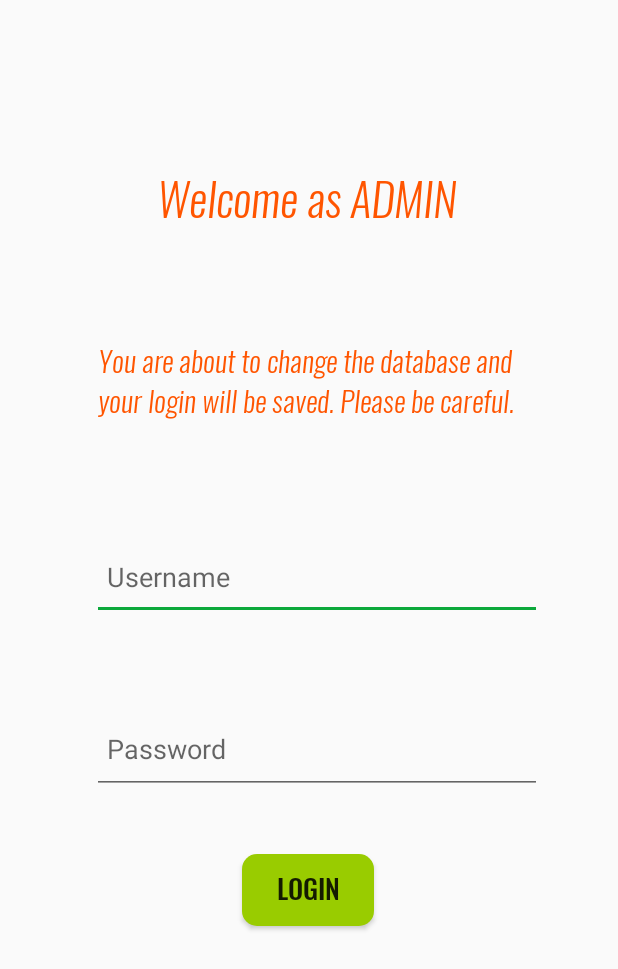
After one commit to AadiCool/AdverseDrugReaction, an Android app: the LoginActivity screen opened directly, with no data from a screen before it, on a phone screen of 412 x 824 dp. The commit adds this screen. Shown: the top 969 px of the screen. Run offline under Robolectric (Android 15) with nearby library versions, the phone set to English and light mode, and no system bars; our stand-ins replace Firebase (no records; nobody signed in at launch, a user with empty details on screens opened directly).

Commit message:
Login done

```diff
--- a/app/src/main/AndroidManifest.xml
+++ b/app/src/main/AndroidManifest.xml
@@ -9,6 +9,7 @@
         android:required="false" />
 
     <uses-permission android:name="android.permission.ACCESS_FINE_LOCATION" />
+    <uses-permission android:name="android.permission.READ_PHONE_STATE" />
     <uses-permission android:name="android.permission.CAMERA" />
     <uses-permission android:name="android.permission.READ_EXTERNAL_STORAGE" />
     <uses-permission android:name="android.permission.INTERNET" />
@@ -30,10 +31,13 @@
         android:roundIcon="@mipmap/ic_launcher_round1"
         android:supportsRtl="true"
         android:theme="@style/AppTheme.NoActionBar">
-        <activity android:name=".AdrShow"></activity>
+        <activity android:name=".LoginActivity"></activity>
+        <activity android:name=".AdrShow" />
+
         <meta-data
             android:name="com.google.firebase.ml.vision.DEPENDENCIES"
             android:value="barcode" />
+
         <activity android:name=".MedicinePage" />
         <activity
             android:name="com.theartofdev.edmodo.cropper.CropImageActivity"
--- /dev/null
+++ b/app/src/main/res/layout/activity_login.xml
@@ -0,0 +1,83 @@
+<?xml version="1.0" encoding="utf-8"?>
+<androidx.constraintlayout.widget.ConstraintLayout xmlns:android="http://schemas.android.com/apk/res/android"
+    xmlns:app="http://schemas.android.com/apk/res-auto"
+    xmlns:tools="http://schemas.android.com/tools"
+    android:layout_width="match_parent"
+    android:layout_height="match_parent"
+    tools:context=".LoginActivity">
+
+    <TextView
+        android:id="@+id/welcome"
+        android:layout_width="300dp"
+        android:layout_height="57dp"
+        android:layout_marginTop="112dp"
+        android:text="@string/welcome_as_admin"
+        android:fontFamily="@font/oswaldlightitalic"
+        android:textAlignment="center"
+        android:textSize="30sp"
+        android:textColor="@color/orange"
+        app:layout_constraintEnd_toEndOf="parent"
+        app:layout_constraintHorizontal_bias="0.482"
+        app:layout_constraintStart_toStartOf="parent"
+        app:layout_constraintTop_toTopOf="parent" />
+
+    <TextView
+        android:id="@+id/instructions"
+        android:layout_width="300dp"
+        android:layout_height="94dp"
+        android:layout_marginTop="48dp"
+        android:fontFamily="@font/oswaldlightitalic"
+        android:padding="10dp"
+        android:text="@string/instructions"
+        android:textAlignment="textStart"
+        android:textColor="@color/orange"
+        android:textSize="19sp"
+        app:layout_constraintEnd_toEndOf="parent"
+        app:layout_constraintHorizontal_bias="0.495"
+        app:layout_constraintStart_toStartOf="parent"
+        app:layout_constraintTop_toBottomOf="@+id/welcome" />
+
+    <EditText
+        android:id="@+id/username"
+        android:layout_width="300dp"
+        android:layout_height="58dp"
+        android:layout_marginTop="44dp"
+        android:ems="10"
+        android:padding="10dp"
+        android:inputType="textPersonName"
+        android:hint="@string/username"
+        app:layout_constraintEnd_toEndOf="parent"
+        app:layout_constraintHorizontal_bias="0.546"
+        app:layout_constraintStart_toStartOf="parent"
+        app:layout_constraintTop_toBottomOf="@+id/instructions"
+        android:importantForAutofill="no" />
+
+    <EditText
+        android:id="@+id/password"
+        android:layout_width="300dp"
+        android:layout_height="60dp"
+        android:layout_marginTop="56dp"
+        android:ems="10"
+        android:inputType="textPassword"
+        android:hint="@string/password"
+        android:padding="10dp"
+        app:layout_constraintEnd_toEndOf="parent"
+        app:layout_constraintHorizontal_bias="0.55"
+        app:layout_constraintStart_toStartOf="parent"
+        app:layout_constraintTop_toBottomOf="@+id/username"
+        android:importantForAutofill="no" />
+
+    <Button
+        android:id="@+id/submitLogin"
+        android:layout_width="wrap_content"
+        android:layout_height="wrap_content"
+        android:layout_marginTop="40dp"
+        android:text="@string/login"
+        android:background="@drawable/button"
+        android:fontFamily="@font/oswaldmedium"
+        android:textSize="18sp"
+        app:layout_constraintEnd_toEndOf="parent"
+        app:layout_constraintHorizontal_bias="0.498"
+        app:layout_constraintStart_toStartOf="parent"
+        app:layout_constraintTop_toBottomOf="@+id/password" />
+</androidx.constraintlayout.widget.ConstraintLayout>
--- a/app/src/main/res/values/colors.xml
+++ b/app/src/main/res/values/colors.xml
@@ -7,4 +7,5 @@
     <color name="selected">#b2d1c7</color>
     <color name="bg_bubble_self">#c9edf0</color>
     <color name="bg_bubble_watbot">#abdade</color>
+    <color name="orange">#ff5500</color>
 </resources>
--- a/app/src/main/res/values/strings.xml
+++ b/app/src/main/res/values/strings.xml
@@ -13,4 +13,11 @@
     <string name="medicine_name">Medicine Name</string>
     <string name="generic_name">Generic Name</string>
     <string name="processing">Processing</string>
+    <string name="instructions">You are about to change the database and your login will be saved. Please be careful.</string>
+    <string name="login">Login</string>
+    <string name="username">Username</string>
+    <string name="password">Password</string>
+    <string name="logo">LOGO</string>
+    <string name="welcome_as_admin">Welcome as ADMIN</string>
+    <string name="authenticating">Authenticating..</string>
 </resources>
```
Also changed, not shown: app/src/main/java/com/example/adversedrugreaction/LoginActivity.java (added, +174 -0 lines), app/src/main/java/com/example/adversedrugreaction/MainActivity.java (+9 -0 lines), app/src/main/res/layout/activity_main.xml (+15 -1 lines).
